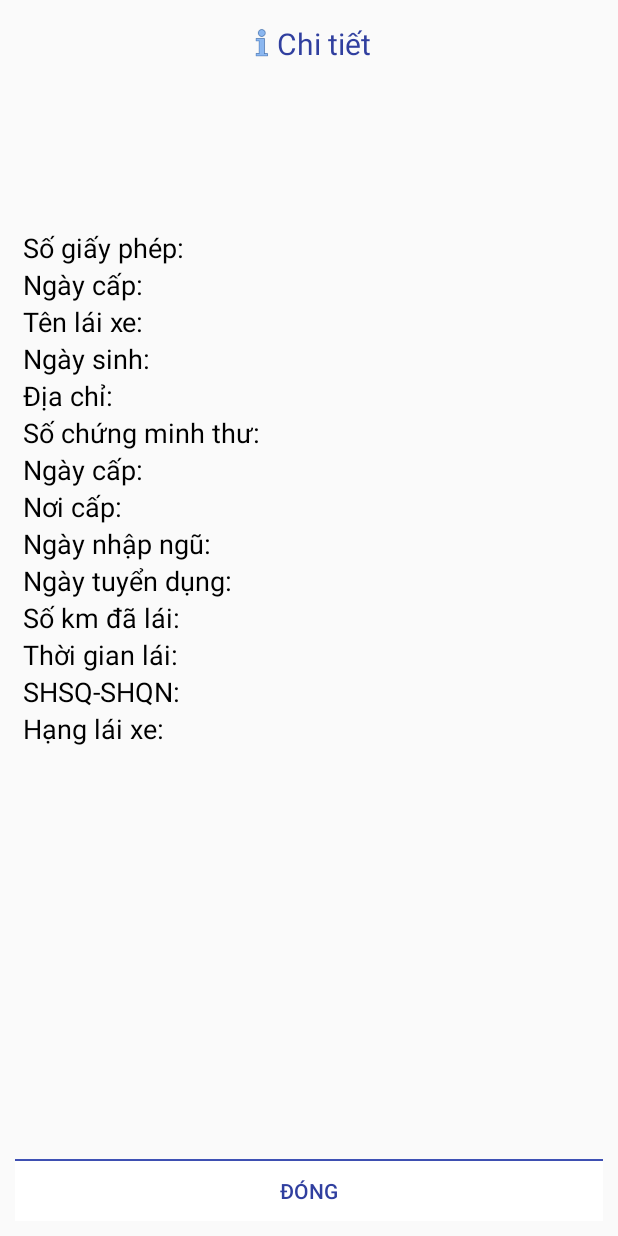
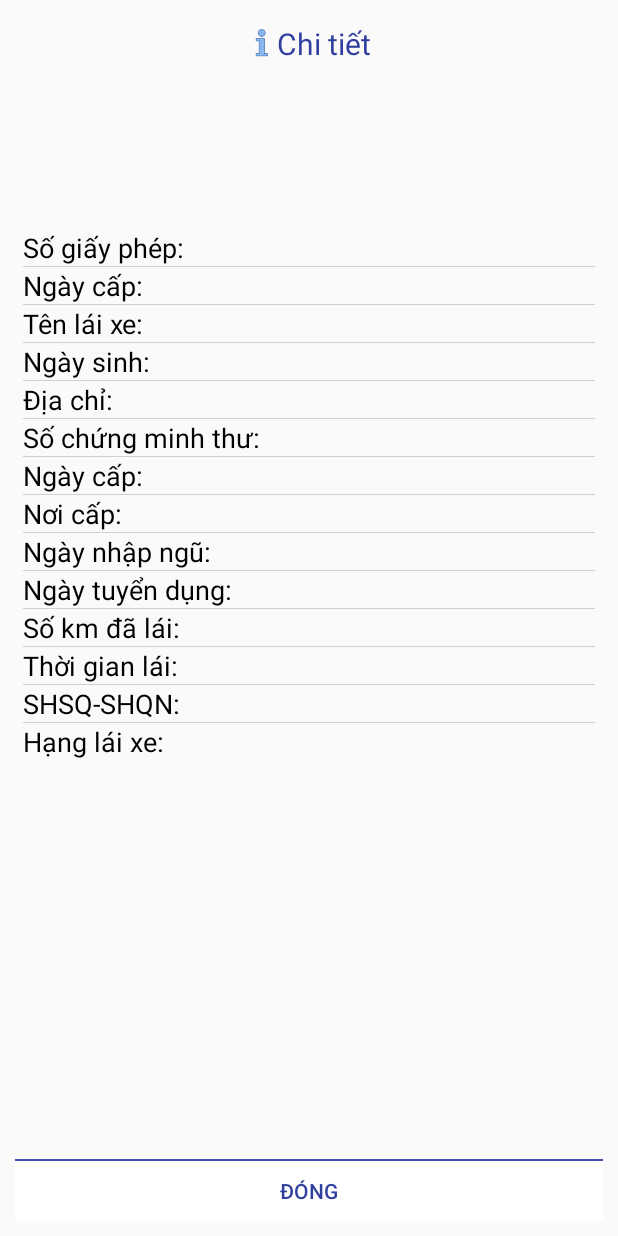
Before and after one commit to haidong94/KiemSoatXeQuanSu, an Android app: the layout dialog_driving_license.xml on its own in the app's theme, with its tools: preview values and no code run, on a phone screen of 412 x 824 dp. Run offline under Robolectric (Android 15) with nearby library versions, the phone set to English and light mode, and no system bars.

Commit message:
09-05 complete

```diff
--- a/app/src/main/java/com/example/dong/kiemsoatxequansu/ui/searchdrivinglicense/DrivingLicenseActivity.java
+++ b/app/src/main/java/com/example/dong/kiemsoatxequansu/ui/searchdrivinglicense/DrivingLicenseActivity.java
@@ -29,6 +29,7 @@ import com.example.dong.kiemsoatxequansu.data.model.DrivingLicense_;
 import com.example.dong.kiemsoatxequansu.utils.Commons;
 import com.example.dong.kiemsoatxequansu.utils.TransactionTime;
 
+import de.hdodenhof.circleimageview.CircleImageView;
 import io.objectbox.Box;
 import io.objectbox.BoxStore;
 
@@ -104,7 +105,7 @@ public class DrivingLicenseActivity extends AppCompatActivity {
                                     assert inflater != null;
                                     @SuppressLint("InflateParams") View dialogView = inflater.inflate(R.layout.dialog_driving_license, null);
                                     // set the custom dialog components - text, image and button
-                                    ImageView ivAvatar = dialogView.findViewById(R.id.ivAvatar);
+                                    CircleImageView ivAvatar = dialogView.findViewById(R.id.ivAvatar);
                                     TextView tvNumberDrivingLicense = dialogView.findViewById(R.id.tvNumberDrivingLicense);
                                     TextView tvDateRegiter = dialogView.findViewById(R.id.tvDateRegiter);
                                     TextView tvName = dialogView.findViewById(R.id.tvName);
--- a/app/src/main/java/com/example/dong/kiemsoatxequansu/ui/searchinfor/ProfileFragment.java
+++ b/app/src/main/java/com/example/dong/kiemsoatxequansu/ui/searchinfor/ProfileFragment.java
@@ -21,7 +21,7 @@ import android.support.annotation.Nullable;
  */
 
 public class ProfileFragment extends DialogFragment {
-    ImageButton btnReturn,btnCheck;
+    ImageButton btnCheck;
 
     Uri uril;
 
@@ -42,7 +42,6 @@ public class ProfileFragment extends DialogFragment {
         final CropImageView cropImageView=  view.findViewById(R.id.cropImageView);
 
         try {
-            btnReturn=  view.findViewById(R.id.btnReturn);
             btnCheck=  view.findViewById(R.id.btnCheck);
             if (getArguments() != null){
                 String uri = getArguments().getString("Image",null);
--- a/app/src/main/java/com/example/dong/kiemsoatxequansu/ui/searchinfor/RecognizerLisenceVehileActivity.java
+++ b/app/src/main/java/com/example/dong/kiemsoatxequansu/ui/searchinfor/RecognizerLisenceVehileActivity.java
@@ -119,6 +119,8 @@ public class RecognizerLisenceVehileActivity extends AppCompatActivity implement
         imageView.setOnClickListener(new View.OnClickListener() {
             @Override
             public void onClick(View view) {
+                //clear text in textview before result recognize
+                tvResult.setText("");
                 checkPermission();
                 selectImage();
             }
@@ -266,12 +268,14 @@ public class RecognizerLisenceVehileActivity extends AppCompatActivity implement
             }
         }
 
+        if(selectedImage!=null) {
             Bundle bundle = new Bundle();
             bundle.putString("Image", String.valueOf(selectedImage));
             FragmentManager fm = getSupportFragmentManager();
             ProfileFragment profileFragment = new ProfileFragment();
             profileFragment.setArguments(bundle);
             profileFragment.show(fm, "profile");
+        }
     }
 
     /**
@@ -323,7 +327,7 @@ public class RecognizerLisenceVehileActivity extends AppCompatActivity implement
             if (stringBuilder.toString().equals("")) {
                 tvResult.setText("");
                 Toast.makeText(this, getResources().getString(R.string.quality_image_bad), Toast.LENGTH_SHORT).show();
-            } else if (stringBuilder.toString().length() > 20) {
+            } else if (stringBuilder.toString().length() > 10) {
                 tvResult.setText("");
                 Toast.makeText(this, getResources().getString(R.string.not_a_license_plate), Toast.LENGTH_SHORT).show();
             } else {
--- a/app/src/main/res/layout/dialog_driving_license.xml
+++ b/app/src/main/res/layout/dialog_driving_license.xml
@@ -1,5 +1,6 @@
 <?xml version="1.0" encoding="utf-8"?>
 <LinearLayout xmlns:android="http://schemas.android.com/apk/res/android"
+    xmlns:app="http://schemas.android.com/apk/res-auto"
     android:layout_width="match_parent"
     android:layout_height="match_parent"
     android:orientation="vertical"
@@ -26,12 +27,14 @@
                 android:textColor="@color/colorPrimaryDark"
                 android:textSize="20sp" />
 
-            <ImageView
+            <de.hdodenhof.circleimageview.CircleImageView
                 android:id="@+id/ivAvatar"
                 android:layout_width="100dp"
                 android:layout_height="100dp"
                 android:layout_gravity="center"
-                android:layout_marginTop="10dp" />
+                android:layout_marginTop="10dp"
+                app:civ_border_width="2dp"
+                app:civ_border_color="@color/colorPrimary"/>
 
             <LinearLayout
                 android:layout_width="match_parent"
@@ -54,6 +57,10 @@
                     android:textColor="@color/colorBlack"
                     android:textSize="18sp" />
             </LinearLayout>
+            <View
+                android:layout_width="match_parent"
+                android:layout_height="0.5dp"
+                android:background="@color/colorGray"/>
 
             <LinearLayout
                 android:layout_width="match_parent"
@@ -76,7 +83,10 @@
                     android:textColor="@color/colorBlack"
                     android:textSize="18sp" />
             </LinearLayout>
-
+            <View
+                android:layout_width="match_parent"
+                android:layout_height="0.5dp"
+                android:background="@color/colorGray"/>
             <LinearLayout
                 android:layout_width="match_parent"
                 android:layout_height="wrap_content"
@@ -98,7 +108,10 @@
                     android:textColor="@color/colorBlack"
                     android:textSize="18sp" />
             </LinearLayout>
-
+            <View
+                android:layout_width="match_parent"
+                android:layout_height="0.5dp"
+                android:background="@color/colorGray"/>
             <LinearLayout
                 android:layout_width="match_parent"
                 android:layout_height="wrap_content"
@@ -120,7 +133,10 @@
                     android:textColor="@color/colorBlack"
                     android:textSize="18sp" />
             </LinearLayout>
-
+            <View
+                android:layout_width="match_parent"
+                android:layout_height="0.5dp"
+                android:background="@color/colorGray"/>
             <LinearLayout
                 android:layout_width="match_parent"
                 android:layout_height="wrap_content"
@@ -142,7 +158,10 @@
                     android:textColor="@color/colorBlack"
                     android:textSize="18sp" />
             </LinearLayout>
-
+            <View
+                android:layout_width="match_parent"
+                android:layout_height="0.5dp"
+                android:background="@color/colorGray"/>
             <LinearLayout
                 android:layout_width="match_parent"
                 android:layout_height="wrap_content"
@@ -164,7 +183,10 @@
                     android:textColor="@color/colorBlack"
                     android:textSize="18sp" />
             </LinearLayout>
-
+            <View
+                android:layout_width="match_parent"
+                android:layout_height="0.5dp"
+                android:background="@color/colorGray"/>
             <LinearLayout
                 android:layout_width="match_parent"
                 android:layout_height="wrap_content"
@@ -186,7 +208,10 @@
                     android:textColor="@color/colorBlack"
                     android:textSize="18sp" />
             </LinearLayout>
-
+            <View
+                android:layout_width="match_parent"
+                android:layout_height="0.5dp"
+                android:background="@color/colorGray"/>
             <LinearLayout
                 android:layout_width="match_parent"
                 android:layout_height="wrap_content"
@@ -208,7 +233,10 @@
                     android:textColor="@color/colorBlack"
                     android:textSize="18sp" />
             </LinearLayout>
-
+            <View
+                android:layout_width="match_parent"
+                android:layout_height="0.5dp"
+                android:background="@color/colorGray"/>
             <LinearLayout
                 android:layout_width="match_parent"
                 android:layout_height="wrap_content"
@@ -230,7 +258,10 @@
                     android:textColor="@color/colorBlack"
                     android:textSize="18sp" />
             </LinearLayout>
-
+            <View
+                android:layout_width="match_parent"
+                android:layout_height="0.5dp"
+                android:background="@color/colorGray"/>
             <LinearLayout
                 android:layout_width="match_parent"
                 android:layout_height="wrap_content"
@@ -252,7 +283,10 @@
                     android:textColor="@color/colorBlack"
                     android:textSize="18sp" />
             </LinearLayout>
-
+            <View
+                android:layout_width="match_parent"
+                android:layout_height="0.5dp"
+                android:background="@color/colorGray"/>
             <LinearLayout
                 android:layout_width="match_parent"
                 android:layout_height="wrap_content"
@@ -274,7 +308,10 @@
                     android:textColor="@color/colorBlack"
                     android:textSize="18sp" />
             </LinearLayout>
-
+            <View
+                android:layout_width="match_parent"
+                android:layout_height="0.5dp"
+                android:background="@color/colorGray"/>
             <LinearLayout
                 android:layout_width="match_parent"
                 android:layout_height="wrap_content"
@@ -296,7 +333,10 @@
                     android:textColor="@color/colorBlack"
                     android:textSize="18sp" />
             </LinearLayout>
-
+            <View
+                android:layout_width="match_parent"
+                android:layout_height="0.5dp"
+                android:background="@color/colorGray"/>
             <LinearLayout
                 android:layout_width="match_parent"
                 android:layout_height="wrap_content"
@@ -318,7 +358,10 @@
                     android:textColor="@color/colorBlack"
                     android:textSize="18sp" />
             </LinearLayout>
-
+            <View
+                android:layout_width="match_parent"
+                android:layout_height="0.5dp"
+                android:background="@color/colorGray"/>
             <LinearLayout
                 android:layout_width="match_parent"
                 android:layout_height="wrap_content"
--- a/app/src/main/res/values/colors.xml
+++ b/app/src/main/res/values/colors.xml
@@ -8,4 +8,5 @@
     <color name="colorBlack">#000000</color>
     <color name="colorWhile">#FFFFFF</color>
     <color name="colorRed">#be1616</color>
+    <color name="colorSplashScreen">#74BBFF</color>
 </resources>
--- a/app/src/main/res/values/styles.xml
+++ b/app/src/main/res/values/styles.xml
@@ -6,6 +6,7 @@
         <item name="colorPrimary">@color/colorPrimary</item>
         <item name="colorPrimaryDark">@color/colorPrimaryDark</item>
         <item name="colorAccent">@color/colorPrimary</item>
+        <item name="android:windowDisablePreview">true</item>
     </style>
 
     <style name="AppTheme.NoActionBar">
```
Also changed, not shown: app/build.gradle (+8 -0 lines), app/src/main/AndroidManifest.xml (+10 -2 lines), app/src/main/java/com/example/dong/kiemsoatxequansu/ui/notebook/NoteBookActivity.java (+25 -0 lines), app/src/main/java/com/example/dong/kiemsoatxequansu/ui/splashscreen/SplashScreenActivity.java (added, +42 -0 lines), app/src/main/res/layout/activity_notebook.xml (+46 -25 lines), app/src/main/res/layout/activity_splash_screen.xml (added, +12 -0 lines), app/src/main/res/layout/dialogframent_profile.xml (+0 -10 lines), app/src/main/res/values/strings.xml (+5 -5 lines), app/src/main/res/drawable-hdpi/ic_avatar.png, app/src/main/res/drawable-mdpi/ic_avatar.png, app/src/main/res/drawable-xhdpi/ic_avatar.png, app/src/main/res/drawable-xxhdpi/ic_avatar.png, app/src/main/res/drawable-xxxhdpi/ic_avatar.png. Lines whose indentation alone changed are shown as unchanged.
